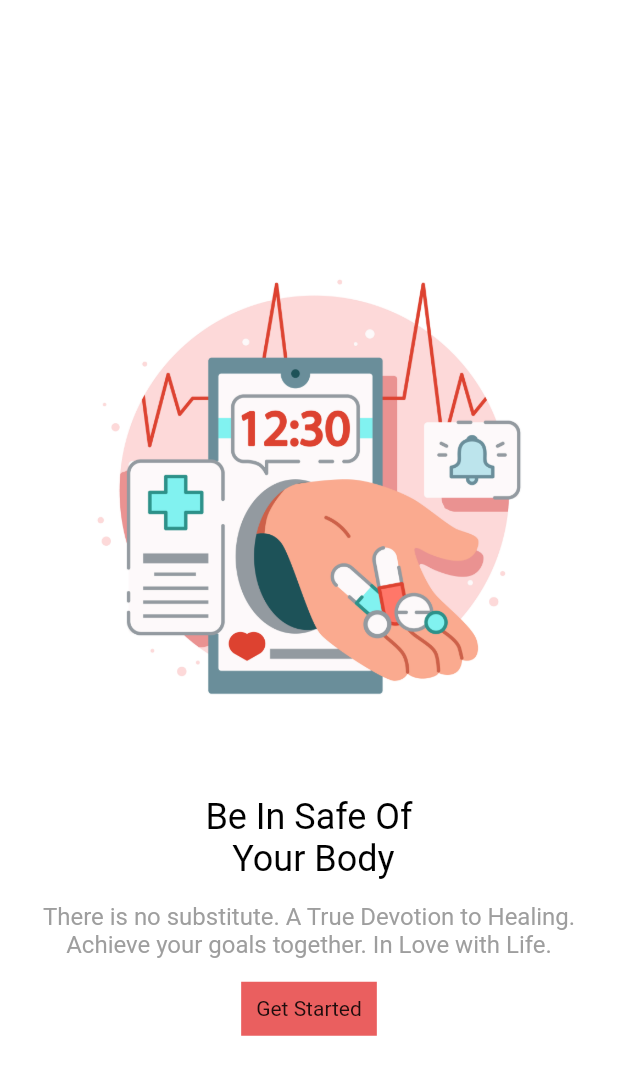
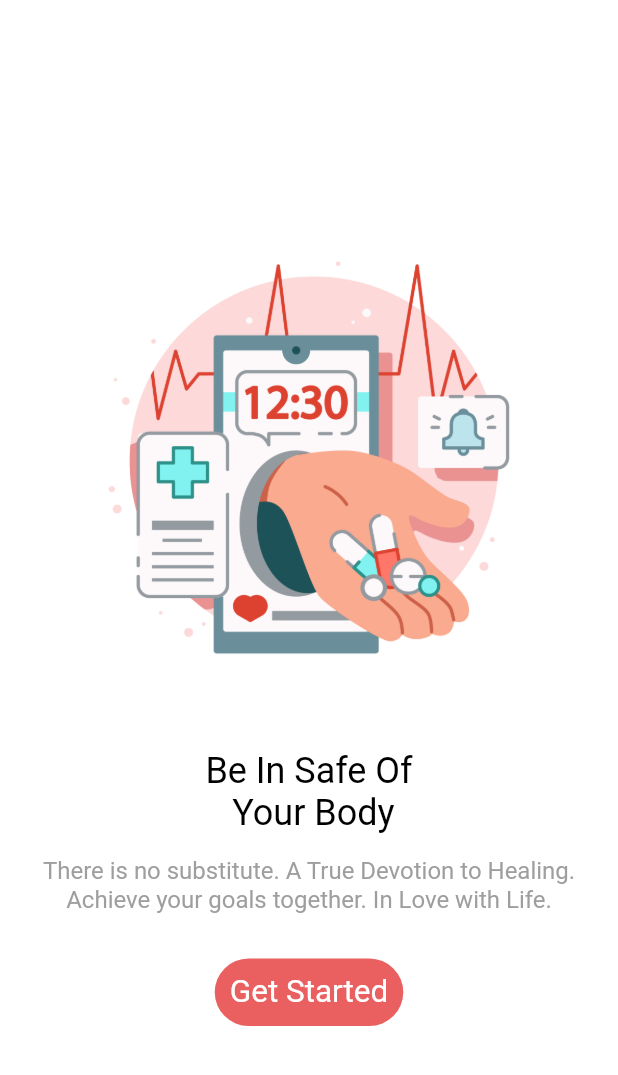
Before and after one commit to Tirth88663/Medicine-Reminder, a Flutter app: the screen it shows after launch, on a phone screen of 412 x 824 dp. Shown: the top 1075 px of the screen. Run offline on Flutter 3.47's test engine with Material 2 defaults, Android fonts, the phone set to English and light mode, and no system bars.

Commit message:
image and button changes

```diff
--- a/lib/UI/get_started.dart
+++ b/lib/UI/get_started.dart
@@ -6,7 +6,7 @@ const TextStyle kHeadingStyle = TextStyle(
   color: Colors.black,
 );
 const TextStyle kButtonTextStyle =
-    TextStyle(fontSize: 30.0, color: Colors.white);
+    TextStyle(fontSize: 21.0, color: Colors.white);
 const TextStyle kBodyTextStyle = TextStyle(
     fontSize: 16.0, decoration: TextDecoration.none, color: Colors.grey);
 
@@ -21,9 +21,8 @@ class GetStarted extends StatelessWidget {
         mainAxisAlignment: MainAxisAlignment.center,
         mainAxisSize: MainAxisSize.max,
         children: [
-          Image(
-            image: AssetImage('images/frontpage.jpg'),
-          ),
+          Image.asset('images/frontpage.jpg',width: 390.0,),
+
           Text(
             'Be In Safe Of \n Your Body',
             style: kHeadingStyle,
@@ -38,12 +37,16 @@ class GetStarted extends StatelessWidget {
             textAlign: TextAlign.center,
           ),
           Container(
-            margin: EdgeInsets.symmetric(vertical: 15),
+            margin: EdgeInsets.symmetric(vertical: 30),
+            decoration: BoxDecoration(
+              borderRadius: BorderRadius.circular(30),
+              color: Color(0xFFEA5F5F),
+            ),
             padding: EdgeInsets.all(10),
-            color: Color(0xFFEA5F5F),
+
             child: GestureDetector(
               onTap: () => print("hello"),
-              child: Text("Get Started"),
+              child: Text("Get Started",style: kButtonTextStyle,),
             ),
           ),
         ],
```
